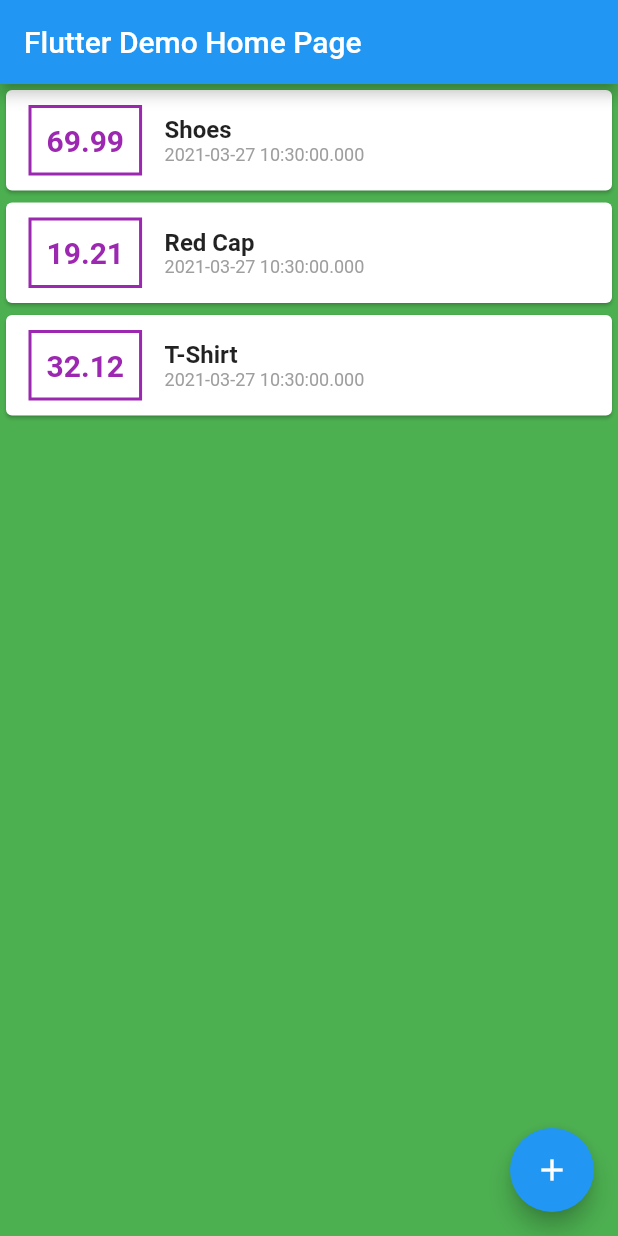
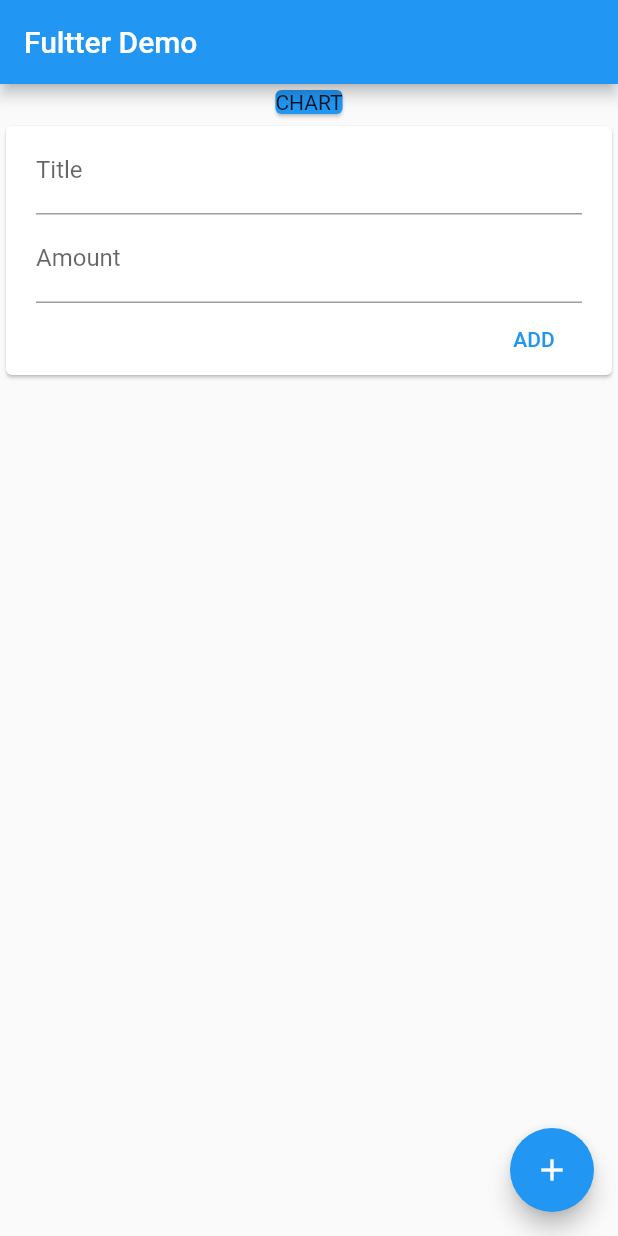
Before and after one commit to caribjin/expense_note, a Flutter app: the screen it shows after launch, on a phone screen of 412 x 824 dp. Run offline on Flutter 3.47's test engine with Material 2 defaults, Android fonts, the phone set to English and light mode, and no system bars.

Commit message:
added new transaction, transaction list widget.

```diff
--- a/lib/main.dart
+++ b/lib/main.dart
@@ -1,5 +1,6 @@
 import 'package:flutter/material.dart';
-import 'models/transaction.dart';
+
+import 'widgets/user_transactions.dart';
 
 void main() {
   runApp(MyApp());
@@ -13,100 +14,30 @@ class MyApp extends StatelessWidget {
       theme: ThemeData(
         primarySwatch: Colors.blue,
       ),
-      home: MyHomePage(title: 'Flutter Demo Home Page'),
+      home: MyHomePage(),
     );
   }
 }
 
-class MyHomePage extends StatefulWidget {
-  MyHomePage({Key key, this.title}) : super(key: key);
-
-  final String title;
-
-  @override
-  _MyHomePageState createState() => _MyHomePageState();
-}
-
-class _MyHomePageState extends State<MyHomePage> {
-  final List<Transaction> transactions = [
-    Transaction(
-      id: 't1',
-      title: 'Shoes',
-      amount: 69.99,
-      date: DateTime.now(),
-    ),
-    Transaction(
-      id: 't2',
-      title: 'Red Cap',
-      amount: 19.21,
-      date: DateTime.now(),
-    ),
-    Transaction(
-      id: 't3',
-      title: 'T-Shirt',
-      amount: 32.12,
-      date: DateTime.now(),
-    ),
-  ];
-
+class MyHomePage extends StatelessWidget {
   @override
   Widget build(BuildContext context) {
     return Scaffold(
       appBar: AppBar(
-        title: Text(widget.title),
+        title: Text('Fultter Demo'),
       ),
       body: Container(
-        color: Colors.green,
+        // color: Colors.green,
         child: Column(
-          children: transactions.map((tx) {
-            return Card(
-              child: Row(
-                children: [
-                  Container(
-                    margin: EdgeInsets.symmetric(
-                      vertical: 10,
-                      horizontal: 15,
-                    ),
-                    padding: EdgeInsets.all(10),
-                    decoration: BoxDecoration(
-                      // shape: BoxShape.circle,
-                      border: Border.all(
-                        color: Colors.purple,
-                        width: 2,
-                      ),
-                    ),
-                    child: Text(
-                      tx.amount.toString(),
-                      style: TextStyle(
-                        fontSize: 20,
-                        fontWeight: FontWeight.w700,
-                        color: Colors.purple,
-                      ),
-                    ),
-                  ),
-                  Column(
-                    crossAxisAlignment: CrossAxisAlignment.start,
-                    children: [
-                      Text(
-                        tx.title,
-                        style: TextStyle(
-                          fontSize: 16,
-                          fontWeight: FontWeight.w600,
-                        ),
-                      ),
-                      Text(
-                        tx.date.toString(),
-                        style: TextStyle(
-                          fontSize: 12,
-                          color: Colors.grey,
-                        ),
-                      ),
-                    ],
-                  ),
-                ],
+          children: [
+            Card(
+              color: Colors.blue,
+              child: Text(
+                'CHART',
               ),
-            );
-          }).toList(),
+            ),
+            UserTransactions(),
+          ],
         ),
       ),
       floatingActionButton: FloatingActionButton(
--- /dev/null
+++ b/lib/widgets/new_transaction.dart
@@ -0,0 +1,47 @@
+import 'package:flutter/material.dart';
+
+class NewTransaction extends StatelessWidget {
+  final TextEditingController _titleController = TextEditingController();
+  final TextEditingController _amountController = TextEditingController();
+
+  final Function handlerAddTransaction;
+
+  NewTransaction(this.handlerAddTransaction);
+
+  @override
+  Widget build(BuildContext context) {
+    return Card(
+      child: Container(
+        // color: Colors.green,
+        padding: EdgeInsets.symmetric(
+          horizontal: 20,
+        ),
+        child: Column(
+          crossAxisAlignment: CrossAxisAlignment.end,
+          children: [
+            TextField(
+              controller: _titleController,
+              maxLines: 1,
+              decoration: InputDecoration(
+                labelText: 'Title',
+              ),
+            ),
+            TextField(
+              controller: _amountController,
+              maxLines: 1,
+              decoration: InputDecoration(
+                labelText: 'Amount',
+              ),
+            ),
+            TextButton(
+              child: Text('ADD'),
+              onPressed: () {
+                handlerAddTransaction(_titleController.text, double.parse(_amountController.text));
+              },
+            ),
+          ],
+        ),
+      ),
+    );
+  }
+}
--- /dev/null
+++ b/lib/widgets/transaction_list.dart
@@ -0,0 +1,66 @@
+import 'package:flutter/material.dart';
+import 'package:intl/intl.dart';
+
+import '../models/transaction.dart';
+
+class TransactionList extends StatelessWidget {
+  final List<Transaction> transactions;
+
+  TransactionList(this.transactions);
+
+  @override
+  Widget build(BuildContext context) {
+    return Column(
+      children: transactions.map((tx) {
+        return Card(
+          child: Row(
+            children: [
+              Container(
+                margin: EdgeInsets.symmetric(
+                  vertical: 10,
+                  horizontal: 15,
+                ),
+                padding: EdgeInsets.all(10),
+                decoration: BoxDecoration(
+                  // shape: BoxShape.circle,
+                  border: Border.all(
+                    color: Colors.purple,
+                    width: 2,
+                  ),
+                ),
+                child: Text(
+                  '\$ ${tx.amount}',
+                  style: TextStyle(
+                    fontSize: 20,
+                    fontWeight: FontWeight.w700,
+                    color: Colors.purple,
+                  ),
+                ),
+              ),
+              Column(
+                crossAxisAlignment: CrossAxisAlignment.start,
+                children: [
+                  Text(
+                    tx.title,
+                    style: TextStyle(
+                      fontSize: 16,
+                      fontWeight: FontWeight.w600,
+                    ),
+                  ),
+                  Text(
+                    DateFormat('yyyy-MM-dd').format(tx.date),
+                    // DateFormat.yMd(Locale('ko', 'KR')).format(tx.date.toLocal()),
+                    style: TextStyle(
+                      fontSize: 12,
+                      color: Colors.grey,
+                    ),
+                  ),
+                ],
+              ),
+            ],
+          ),
+        );
+      }).toList(),
+    );
+  }
+}
--- /dev/null
+++ b/lib/widgets/user_transactions.dart
@@ -0,0 +1,43 @@
+import 'package:flutter/material.dart';
+
+import 'new_transaction.dart';
+import 'transaction_list.dart';
+
+import '../models/transaction.dart';
+
+class UserTransactions extends StatefulWidget {
+  @override
+  _UserTransactionsState createState() => _UserTransactionsState();
+}
+
+class _UserTransactionsState extends State<UserTransactions> {
+  final List<Transaction> transactions = [];
+
+  @override
+  void initState() {
+    super.initState();
+  }
+
+  void _addTransaction(String title, double amount) {
+    final newTransaction = Transaction(
+      id: 't${transactions.length + 1}',
+      title: title,
+      amount: amount,
+      date: DateTime.now(),
+    );
+
+    setState(() {
+      transactions.add(newTransaction);
+    });
+  }
+
+  @override
+  Widget build(BuildContext context) {
+    return Column(
+      children: [
+        NewTransaction(_addTransaction),
+        TransactionList(transactions),
+      ],
+    );
+  }
+}
--- a/pubspec.yaml
+++ b/pubspec.yaml
@@ -24,6 +24,7 @@ dependencies:
   flutter:
     sdk: flutter
   cupertino_icons: ^1.0.2
+  intl: ^0.17.0
 
 dev_dependencies:
   flutter_test:
```
Also changed, not shown: pubspec.lock.
